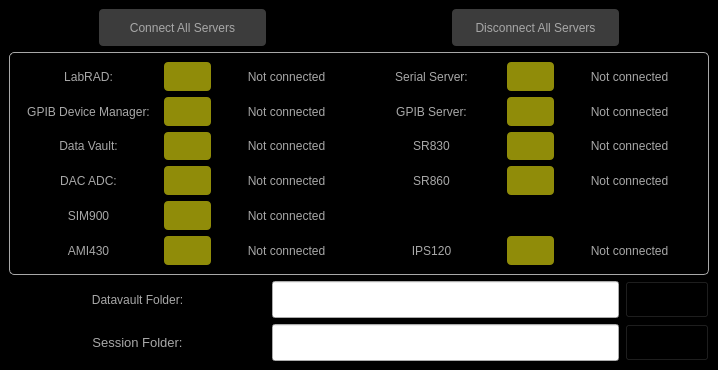
The window that DEMONS GUI/Labrad Connect/LabRADConnect.ui (zxiazxia/LabRAD-Device-Electrical_Measurement-ONline_Software) describes before a commit, drawn with Qt 5.
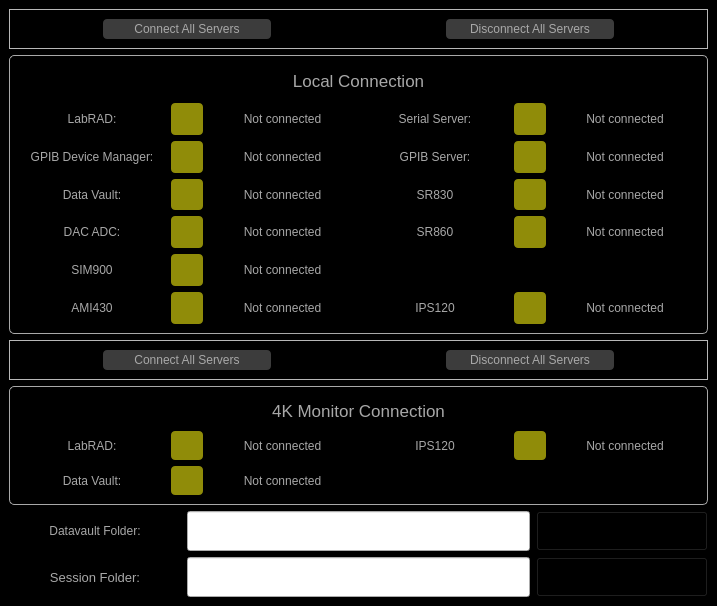
The same window after the commit. Icons and pictures are not drawn.

```diff
--- a/DEMONS GUI/Labrad Connect/LabRADConnect.ui
+++ b/DEMONS GUI/Labrad Connect/LabRADConnect.ui
@@ -6,8 +6,8 @@
    <rect>
     <x>0</x>
     <y>0</y>
-    <width>718</width>
-    <height>370</height>
+    <width>717</width>
+    <height>606</height>
    </rect>
   </property>
   <property name="windowTitle">
@@ -24,150 +24,8 @@
 background-color: rgb(0, 0, 0);
 }</string>
    </property>
-   <layout class="QGridLayout" name="gridLayout" rowstretch="1,6,1,1" columnstretch="1,2,1,1,2,1">
-    <item row="0" column="1">
-     <widget class="QPushButton" name="pushButton_ConnectAll">
-      <property name="sizePolicy">
-       <sizepolicy hsizetype="Preferred" vsizetype="Preferred">
-        <horstretch>0</horstretch>
-        <verstretch>0</verstretch>
-       </sizepolicy>
-      </property>
-      <property name="styleSheet">
-       <string notr="true">#pushButton_ConnectAll{
-color: rgb(168,168,168);
-background: rgb(60, 60, 60);
-border-radius: 4px;
-}
-
-QPushButton:pressed#pushButton_ConnectAll{
-color: rgb(168,168,168);
-background-color:rgb(100,100,100);
-border-radius: 4px
-}</string>
-      </property>
-      <property name="text">
-       <string>Connect All Servers</string>
-      </property>
-     </widget>
-    </item>
-    <item row="0" column="0">
-     <spacer name="horizontalSpacer">
-      <property name="orientation">
-       <enum>Qt::Horizontal</enum>
-      </property>
-      <property name="sizeHint" stdset="0">
-       <size>
-        <width>81</width>
-        <height>20</height>
-       </size>
-      </property>
-     </spacer>
-    </item>
-    <item row="0" column="3">
-     <spacer name="horizontalSpacer_3">
-      <property name="orientation">
-       <enum>Qt::Horizontal</enum>
-      </property>
-      <property name="sizeHint" stdset="0">
-       <size>
-        <width>81</width>
-        <height>20</height>
-       </size>
-      </property>
-     </spacer>
-    </item>
-    <item row="0" column="4">
-     <widget class="QPushButton" name="pushButton_DisconnectAll">
-      <property name="sizePolicy">
-       <sizepolicy hsizetype="Preferred" vsizetype="Preferred">
-        <horstretch>0</horstretch>
-        <verstretch>0</verstretch>
-       </sizepolicy>
-      </property>
-      <property name="styleSheet">
-       <string notr="true">#pushButton_DisconnectAll{
-color: rgb(168,168,168);
-background: rgb(60, 60, 60);
-border-radius: 4px;
-}
-
-QPushButton:pressed#pushButton_DisconnectAll{
-color: rgb(168,168,168);
-background-color:rgb(100,100,100);
-border-radius: 4px
-}</string>
-      </property>
-      <property name="text">
-       <string>Disconnect All Servers</string>
-      </property>
-     </widget>
-    </item>
-    <item row="0" column="2">
-     <spacer name="horizontalSpacer_2">
-      <property name="orientation">
-       <enum>Qt::Horizontal</enum>
-      </property>
-      <property name="sizeHint" stdset="0">
-       <size>
-        <width>81</width>
-        <height>20</height>
-       </size>
-      </property>
-     </spacer>
-    </item>
-    <item row="0" column="5">
-     <spacer name="horizontalSpacer_4">
-      <property name="orientation">
-       <enum>Qt::Horizontal</enum>
-      </property>
-      <property name="sizeHint" stdset="0">
-       <size>
-        <width>81</width>
-        <height>20</height>
-       </size>
-      </property>
-     </spacer>
-    </item>
-    <item row="2" column="5">
-     <widget class="QPushButton" name="pushButton_DataVaultFolder">
-      <property name="sizePolicy">
-       <sizepolicy hsizetype="Preferred" vsizetype="Preferred">
-        <horstretch>0</horstretch>
-        <verstretch>0</verstretch>
-       </sizepolicy>
-      </property>
-      <property name="styleSheet">
-       <string notr="true">#pushButton_DataVaultFolder{
-image:url(:/Pictures/Pictures/SessionSelect.png);
-background: black;
-}</string>
-      </property>
-      <property name="text">
-       <string/>
-      </property>
-     </widget>
-    </item>
-    <item row="3" column="5">
-     <widget class="QPushButton" name="pushButton_SessionFolder">
-      <property name="sizePolicy">
-       <sizepolicy hsizetype="Preferred" vsizetype="Preferred">
-        <horstretch>0</horstretch>
-        <verstretch>0</verstretch>
-       </sizepolicy>
-      </property>
-      <property name="styleSheet">
-       <string notr="true">#pushButton_SessionFolder{
-image:url(:/Pictures/Pictures/SessionSelect.png);
-background: black;
-}</string>
-      </property>
-      <property name="text">
-       <string/>
-      </property>
-     </widget>
-    </item>
-    <item row="2" column="2" colspan="3">
+   <layout class="QGridLayout" name="gridLayout" rowstretch="1,7,1,3,1,1" columnstretch="1,2,1">
+    <item row="4" column="1">
      <widget class="QLineEdit" name="lineEdit_DataVaultFolder">
       <property name="sizePolicy">
        <sizepolicy hsizetype="Expanding" vsizetype="Preferred">
@@ -177,34 +35,7 @@
       </property>
      </widget>
     </item>
-    <item row="3" column="2" colspan="3">
-     <widget class="QLineEdit" name="lineEdit_SessionFolder">
-      <property name="sizePolicy">
-       <sizepolicy hsizetype="Expanding" vsizetype="Preferred">
-        <horstretch>0</horstretch>
-        <verstretch>0</verstretch>
-       </sizepolicy>
-      </property>
-     </widget>
-    </item>
-    <item row="2" column="0" colspan="2">
-     <widget class="QLabel" name="label_4">
-      <property name="styleSheet">
-       <string notr="true">color: rgb(168, 168, 168);
-font: 10pt &quot;MS Shell Dlg 2&quot;;
-qproperty-alignment: 'AlignVCenter | AlignRight';
-qproperty-wordWrap: true;
-</string>
-      </property>
-      <property name="text">
-       <string>Datavault Folder:</string>
-      </property>
-      <property name="alignment">
-       <set>Qt::AlignCenter</set>
-      </property>
-     </widget>
-    </item>
-    <item row="3" column="0" colspan="2">
+    <item row="5" column="0">
      <widget class="QLabel" name="label_5">
       <property name="font">
        <font>
@@ -226,7 +57,26 @@
       </property>
      </widget>
     </item>
-    <item row="1" column="0" colspan="6">
+    <item row="5" column="2">
+     <widget class="QPushButton" name="pushButton_SessionFolder">
+      <property name="sizePolicy">
+       <sizepolicy hsizetype="Preferred" vsizetype="Preferred">
+        <horstretch>0</horstretch>
+        <verstretch>0</verstretch>
+       </sizepolicy>
+      </property>
+      <property name="styleSheet">
+       <string notr="true">#pushButton_SessionFolder{
+image:url(:/Pictures/Pictures/SessionSelect.png);
+background: black;
+}</string>
+      </property>
+      <property name="text">
+       <string/>
+      </property>
+     </widget>
+    </item>
+    <item row="1" column="0" colspan="3">
      <widget class="QFrame" name="frame">
       <property name="styleSheet">
        <string notr="true">#frame{
@@ -240,8 +90,8 @@
       <property name="frameShadow">
        <enum>QFrame::Raised</enum>
       </property>
-      <layout class="QGridLayout" name="gridLayout_2" rowstretch="1,1,1,1,1,1" columnstretch="3,1,3,3,1,3">
-       <item row="0" column="0">
+      <layout class="QGridLayout" name="gridLayout_2" rowstretch="1,1,1,1,1,1,1" columnstretch="3,0,3,3,0,3">
+       <item row="1" column="0">
         <widget class="QLabel" name="label">
          <property name="styleSheet">
           <string notr="true">
@@ -255,7 +105,7 @@
          </property>
         </widget>
        </item>
-       <item row="3" column="1">
+       <item row="4" column="1">
         <widget class="QPushButton" name="pushButton_DACADC">
          <property name="sizePolicy">
           <sizepolicy hsizetype="Preferred" vsizetype="Preferred">
@@ -274,7 +124,7 @@
          </property>
         </widget>
        </item>
-       <item row="3" column="2">
+       <item row="4" column="2">
         <widget class="QLabel" name="label_DACADC">
          <property name="styleSheet">
           <string notr="true">
@@ -288,7 +138,7 @@
          </property>
         </widget>
        </item>
-       <item row="3" column="0">
+       <item row="4" column="0">
         <widget class="QLabel" name="label_3">
          <property name="styleSheet">
           <string notr="true">
@@ -302,7 +152,7 @@
          </property>
         </widget>
        </item>
-       <item row="0" column="3">
+       <item row="1" column="3">
         <widget class="QLabel" name="label_6">
          <property name="styleSheet">
           <string notr="true">
@@ -316,7 +166,7 @@
          </property>
         </widget>
        </item>
-       <item row="2" column="1">
+       <item row="3" column="1">
         <widget class="QPushButton" name="pushButton_DataVault">
          <property name="sizePolicy">
           <sizepolicy hsizetype="Preferred" vsizetype="Preferred">
@@ -335,7 +185,7 @@
          </property>
         </widget>
        </item>
-       <item row="2" column="0">
+       <item row="3" column="0">
         <widget class="QLabel" name="label_2">
          <property name="styleSheet">
           <string notr="true">
@@ -349,7 +199,7 @@
          </property>
         </widget>
        </item>
-       <item row="0" column="1">
+       <item row="1" column="1">
         <widget class="QPushButton" name="pushButton_LabRAD">
          <property name="sizePolicy">
           <sizepolicy hsizetype="Preferred" vsizetype="Preferred">
@@ -368,7 +218,7 @@
          </property>
         </widget>
        </item>
-       <item row="0" column="4">
+       <item row="1" column="4">
         <widget class="QPushButton" name="pushButton_SerialServer">
          <property name="sizePolicy">
           <sizepolicy hsizetype="Preferred" vsizetype="Preferred">
@@ -387,7 +237,7 @@
          </property>
         </widget>
        </item>
-       <item row="2" column="2">
+       <item row="3" column="2">
         <widget class="QLabel" name="label_DataVault">
          <property name="styleSheet">
           <string notr="true">
@@ -401,7 +251,7 @@
          </property>
         </widget>
        </item>
-       <item row="4" column="0">
+       <item row="5" column="0">
         <widget class="QLabel" name="label_9">
          <property name="styleSheet">
           <string notr="true">
@@ -415,7 +265,7 @@
          </property>
         </widget>
        </item>
-       <item row="0" column="2">
+       <item row="1" column="2">
         <widget class="QLabel" name="label_Labrad">
          <property name="styleSheet">
           <string notr="true">
@@ -429,7 +279,7 @@
          </property>
         </widget>
        </item>
-       <item row="0" column="5">
+       <item row="1" column="5">
         <widget class="QLabel" name="label_SerialServer">
          <property name="styleSheet">
           <string notr="true">
@@ -443,7 +293,7 @@
          </property>
         </widget>
        </item>
-       <item row="4" column="1">
+       <item row="5" column="1">
         <widget class="QPushButton" name="pushButton_SIM900">
          <property name="sizePolicy">
           <sizepolicy hsizetype="Preferred" vsizetype="Preferred">
@@ -462,7 +312,7 @@
          </property>
         </widget>
        </item>
-       <item row="4" column="2">
+       <item row="5" column="2">
         <widget class="QLabel" name="label_SIM900">
          <property name="styleSheet">
           <string notr="true">
@@ -476,7 +326,7 @@
          </property>
         </widget>
        </item>
-       <item row="1" column="0">
+       <item row="2" column="0">
         <widget class="QLabel" name="label_11">
          <property name="styleSheet">
           <string notr="true">
@@ -490,7 +340,7 @@
          </property>
         </widget>
        </item>
-       <item row="1" column="1">
+       <item row="2" column="1">
         <widget class="QPushButton" name="pushButton_GPIBDeviceManager">
          <property name="sizePolicy">
           <sizepolicy hsizetype="Preferred" vsizetype="Preferred">
@@ -509,7 +359,7 @@
          </property>
         </widget>
        </item>
-       <item row="1" column="2">
+       <item row="2" column="2">
         <widget class="QLabel" name="label_GPIBDeviceManager">
          <property name="styleSheet">
           <string notr="true">
@@ -523,7 +373,7 @@
          </property>
         </widget>
        </item>
-       <item row="3" column="4">
+       <item row="4" column="4">
         <widget class="QPushButton" name="pushButton_SR860">
          <property name="sizePolicy">
           <sizepolicy hsizetype="Preferred" vsizetype="Preferred">
@@ -542,21 +392,21 @@
          </property>
         </widget>
        </item>
-       <item row="2" column="5">
-        <widget class="QLabel" name="label_SR830">
-         <property name="styleSheet">
-          <string notr="true">
-color:rgb(168,168,168)</string>
-         </property>
-         <property name="text">
-          <string>Not connected</string>
-         </property>
-         <property name="alignment">
-          <set>Qt::AlignCenter</set>
-         </property>
-        </widget>
-       </item>
        <item row="3" column="5">
+        <widget class="QLabel" name="label_SR830">
+         <property name="styleSheet">
+          <string notr="true">
+color:rgb(168,168,168)</string>
+         </property>
+         <property name="text">
+          <string>Not connected</string>
+         </property>
+         <property name="alignment">
+          <set>Qt::AlignCenter</set>
+         </property>
+        </widget>
+       </item>
+       <item row="4" column="5">
         <widget class="QLabel" name="label_SR860">
          <property name="styleSheet">
           <string notr="true">
@@ -570,7 +420,7 @@
          </property>
         </widget>
        </item>
-       <item row="1" column="3">
+       <item row="2" column="3">
         <widget class="QLabel" name="label_10">
          <property name="styleSheet">
           <string notr="true">
@@ -584,7 +434,7 @@
          </property>
         </widget>
        </item>
-       <item row="1" column="4">
+       <item row="2" column="4">
         <widget class="QPushButton" name="pushButton_GPIBServer">
          <property name="sizePolicy">
           <sizepolicy hsizetype="Preferred" vsizetype="Preferred">
@@ -603,7 +453,7 @@
          </property>
         </widget>
        </item>
-       <item row="1" column="5">
+       <item row="2" column="5">
         <widget class="QLabel" name="label_GPIBServer">
          <property name="styleSheet">
           <string notr="true">
@@ -617,7 +467,7 @@
          </property>
         </widget>
        </item>
-       <item row="2" column="3">
+       <item row="3" column="3">
         <widget class="QLabel" name="label_7">
          <property name="styleSheet">
           <string notr="true">
@@ -631,7 +481,7 @@
          </property>
         </widget>
        </item>
-       <item row="3" column="3">
+       <item row="4" column="3">
         <widget class="QLabel" name="label_8">
          <property name="styleSheet">
           <string notr="true">
@@ -645,7 +495,7 @@
          </property>
         </widget>
        </item>
-       <item row="2" column="4">
+       <item row="3" column="4">
         <widget class="QPushButton" name="pushButton_SR830">
          <property name="sizePolicy">
           <sizepolicy hsizetype="Preferred" vsizetype="Preferred">
@@ -664,7 +514,7 @@
          </property>
         </widget>
        </item>
-       <item row="5" column="0">
+       <item row="6" column="0">
         <widget class="QLabel" name="label_12">
          <property name="styleSheet">
           <string notr="true">
@@ -678,7 +528,7 @@
          </property>
         </widget>
        </item>
-       <item row="5" column="1">
+       <item row="6" column="1">
         <widget class="QPushButton" name="pushButton_AMI430">
          <property name="sizePolicy">
           <sizepolicy hsizetype="Preferred" vsizetype="Preferred">
@@ -697,7 +547,7 @@
          </property>
         </widget>
        </item>
-       <item row="5" column="2">
+       <item row="6" column="2">
         <widget class="QLabel" name="label_AMI430">
          <property name="styleSheet">
           <string notr="true">
@@ -711,7 +561,7 @@
          </property>
         </widget>
        </item>
-       <item row="5" column="3">
+       <item row="6" column="3">
         <widget class="QLabel" name="label_13">
          <property name="styleSheet">
           <string notr="true">
@@ -725,7 +575,7 @@
          </property>
         </widget>
        </item>
-       <item row="5" column="4">
+       <item row="6" column="4">
         <widget class="QPushButton" name="pushButton_IPS120">
          <property name="sizePolicy">
           <sizepolicy hsizetype="Preferred" vsizetype="Preferred">
@@ -744,7 +594,7 @@
          </property>
         </widget>
        </item>
-       <item row="5" column="5">
+       <item row="6" column="5">
         <widget class="QLabel" name="label_IPS120">
          <property name="styleSheet">
           <string notr="true">
@@ -757,6 +607,481 @@
           <set>Qt::AlignCenter</set>
          </property>
         </widget>
+       </item>
+       <item row="0" column="0" colspan="6">
+        <widget class="QLabel" name="label_14">
+         <property name="font">
+          <font>
+           <pointsize>13</pointsize>
+          </font>
+         </property>
+         <property name="styleSheet">
+          <string notr="true">
+color:rgb(168,168,168)</string>
+         </property>
+         <property name="text">
+          <string>Local Connection</string>
+         </property>
+         <property name="alignment">
+          <set>Qt::AlignCenter</set>
+         </property>
+        </widget>
+       </item>
+      </layout>
+     </widget>
+    </item>
+    <item row="3" column="0" colspan="3">
+     <widget class="QFrame" name="frame_2">
+      <property name="styleSheet">
+       <string notr="true">#frame_2{
+border: 1px solid rgb(168,168,168);
+border-radius: 5px
+}</string>
+      </property>
+      <property name="frameShape">
+       <enum>QFrame::StyledPanel</enum>
+      </property>
+      <property name="frameShadow">
+       <enum>QFrame::Raised</enum>
+      </property>
+      <layout class="QGridLayout" name="gridLayout_3" rowstretch="1,1,1" columnstretch="3,0,3,3,0,3">
+       <item row="2" column="2">
+        <widget class="QLabel" name="label_4KMonitor_DataVault">
+         <property name="styleSheet">
+          <string notr="true">
+color:rgb(168,168,168)</string>
+         </property>
+         <property name="text">
+          <string>Not connected</string>
+         </property>
+         <property name="alignment">
+          <set>Qt::AlignCenter</set>
+         </property>
+        </widget>
+       </item>
+       <item row="0" column="0" colspan="6">
+        <widget class="QLabel" name="label_15">
+         <property name="font">
+          <font>
+           <pointsize>13</pointsize>
+          </font>
+         </property>
+         <property name="styleSheet">
+          <string notr="true">
+color:rgb(168,168,168)</string>
+         </property>
+         <property name="text">
+          <string>4K Monitor Connection</string>
+         </property>
+         <property name="alignment">
+          <set>Qt::AlignCenter</set>
+         </property>
+        </widget>
+       </item>
+       <item row="1" column="2">
+        <widget class="QLabel" name="label_4KMonitor_Labrad">
+         <property name="styleSheet">
+          <string notr="true">
+color:rgb(168,168,168)</string>
+         </property>
+         <property name="text">
+          <string>Not connected</string>
+         </property>
+         <property name="alignment">
+          <set>Qt::AlignCenter</set>
+         </property>
+        </widget>
+       </item>
+       <item row="1" column="1">
+        <widget class="QPushButton" name="pushButton_4KMonitor_LabRAD">
+         <property name="sizePolicy">
+          <sizepolicy hsizetype="Preferred" vsizetype="Preferred">
+           <horstretch>0</horstretch>
+           <verstretch>0</verstretch>
+          </sizepolicy>
+         </property>
+         <property name="styleSheet">
+          <string notr="true">#pushButton_4KMonitor_LabRAD{
+background:rgb(144, 140, 9);
+border-radius: 4px;
+}</string>
+         </property>
+         <property name="text">
+          <string/>
+         </property>
+        </widget>
+       </item>
+       <item row="2" column="0">
+        <widget class="QLabel" name="label_16">
+         <property name="styleSheet">
+          <string notr="true">
+color:rgb(168,168,168)</string>
+         </property>
+         <property name="text">
+          <string>Data Vault:</string>
+         </property>
+         <property name="alignment">
+          <set>Qt::AlignCenter</set>
+         </property>
+        </widget>
+       </item>
+       <item row="2" column="1">
+        <widget class="QPushButton" name="pushButton_4KMonitor_DataVault">
+         <property name="sizePolicy">
+          <sizepolicy hsizetype="Preferred" vsizetype="Preferred">
+           <horstretch>0</horstretch>
+           <verstretch>0</verstretch>
+          </sizepolicy>
+         </property>
+         <property name="styleSheet">
+          <string notr="true">#pushButton_4KMonitor_DataVault{
+background:rgb(144, 140, 9);
+border-radius: 4px;
+}</string>
+         </property>
+         <property name="text">
+          <string/>
+         </property>
+        </widget>
+       </item>
+       <item row="1" column="0">
+        <widget class="QLabel" name="label_17">
+         <property name="styleSheet">
+          <string notr="true">
+color:rgb(168,168,168)</string>
+         </property>
+         <property name="text">
+          <string>LabRAD:</string>
+         </property>
+         <property name="alignment">
+          <set>Qt::AlignCenter</set>
+         </property>
+        </widget>
+       </item>
+       <item row="1" column="3">
+        <widget class="QLabel" name="label_18">
+         <property name="styleSheet">
+          <string notr="true">
+color:rgb(168,168,168)</string>
+         </property>
+         <property name="text">
+          <string>IPS120</string>
+         </property>
+         <property name="alignment">
+          <set>Qt::AlignCenter</set>
+         </property>
+        </widget>
+       </item>
+       <item row="1" column="4">
+        <widget class="QPushButton" name="pushButton_4KMonitor_IPS120">
+         <property name="sizePolicy">
+          <sizepolicy hsizetype="Preferred" vsizetype="Preferred">
+           <horstretch>0</horstretch>
+           <verstretch>0</verstretch>
+          </sizepolicy>
+         </property>
+         <property name="styleSheet">
+          <string notr="true">#pushButton_4KMonitor_IPS120{
+background: rgb(144, 140, 9);
+ border-radius: 4px;
+}</string>
+         </property>
+         <property name="text">
+          <string/>
+         </property>
+        </widget>
+       </item>
+       <item row="1" column="5">
+        <widget class="QLabel" name="label_4KMonitor_IPS120">
+         <property name="styleSheet">
+          <string notr="true">
+color:rgb(168,168,168)</string>
+         </property>
+         <property name="text">
+          <string>Not connected</string>
+         </property>
+         <property name="alignment">
+          <set>Qt::AlignCenter</set>
+         </property>
+        </widget>
+       </item>
+      </layout>
+     </widget>
+    </item>
+    <item row="2" column="0" colspan="3">
+     <widget class="QFrame" name="frame_5">
+      <property name="frameShape">
+       <enum>QFrame::StyledPanel</enum>
+      </property>
+      <property name="frameShadow">
+       <enum>QFrame::Raised</enum>
+      </property>
+      <layout class="QHBoxLayout" name="horizontalLayout_2" stretch="1,2,1,1,2,1">
+       <item>
+        <spacer name="horizontalSpacer_9">
+         <property name="orientation">
+          <enum>Qt::Horizontal</enum>
+         </property>
+         <property name="sizeHint" stdset="0">
+          <size>
+           <width>81</width>
+           <height>20</height>
+          </size>
+         </property>
+        </spacer>
+       </item>
+       <item>
+        <widget class="QPushButton" name="pushButton_4KMonitor_ConnectAll">
+         <property name="sizePolicy">
+          <sizepolicy hsizetype="Preferred" vsizetype="Preferred">
+           <horstretch>0</horstretch>
+           <verstretch>0</verstretch>
+          </sizepolicy>
+         </property>
+         <property name="styleSheet">
+          <string notr="true">#pushButton_4KMonitor_ConnectAll{
+color: rgb(168,168,168);
+background: rgb(60, 60, 60);
+border-radius: 4px;
+}
+
+QPushButton:pressed#pushButton_4KMonitor_ConnectAll{
+color: rgb(168,168,168);
+background-color:rgb(100,100,100);
+border-radius: 4px
+}</string>
+         </property>
+         <property name="text">
+          <string>Connect All Servers</string>
+         </property>
+        </widget>
+       </item>
+       <item>
+        <spacer name="horizontalSpacer_10">
+         <property name="orientation">
+          <enum>Qt::Horizontal</enum>
+         </property>
+         <property name="sizeHint" stdset="0">
+          <size>
+           <width>81</width>
+           <height>20</height>
+          </size>
+         </property>
+        </spacer>
+       </item>
+       <item>
+        <spacer name="horizontalSpacer_11">
+         <property name="orientation">
+          <enum>Qt::Horizontal</enum>
+         </property>
+         <property name="sizeHint" stdset="0">
+          <size>
+           <width>81</width>
+           <height>20</height>
+          </size>
+         </property>
+        </spacer>
+       </item>
+       <item>
+        <widget class="QPushButton" name="pushButton_4KMonitor_DisconnectAll">
+         <property name="sizePolicy">
+          <sizepolicy hsizetype="Preferred" vsizetype="Preferred">
+           <horstretch>0</horstretch>
+           <verstretch>0</verstretch>
+          </sizepolicy>
+         </property>
+         <property name="styleSheet">
+          <string notr="true">#pushButton_4KMonitor_DisconnectAll{
+color: rgb(168,168,168);
+background: rgb(60, 60, 60);
+border-radius: 4px;
+}
+
+QPushButton:pressed#pushButton_4KMonitor_DisconnectAll{
+color: rgb(168,168,168);
+background-color:rgb(100,100,100);
+border-radius: 4px
+}</string>
+         </property>
+         <property name="text">
+          <string>Disconnect All Servers</string>
+         </property>
+        </widget>
+       </item>
+       <item>
+        <spacer name="horizontalSpacer_12">
+         <property name="orientation">
+          <enum>Qt::Horizontal</enum>
+         </property>
+         <property name="sizeHint" stdset="0">
+          <size>
+           <width>81</width>
+           <height>20</height>
+          </size>
+         </property>
+        </spacer>
+       </item>
+      </layout>
+     </widget>
+    </item>
+    <item row="5" column="1">
+     <widget class="QLineEdit" name="lineEdit_SessionFolder">
+      <property name="sizePolicy">
+       <sizepolicy hsizetype="Expanding" vsizetype="Preferred">
+        <horstretch>0</horstretch>
+        <verstretch>0</verstretch>
+       </sizepolicy>
+      </property>
+     </widget>
+    </item>
+    <item row="4" column="2">
+     <widget class="QPushButton" name="pushButton_DataVaultFolder">
+      <property name="sizePolicy">
+       <sizepolicy hsizetype="Preferred" vsizetype="Preferred">
+        <horstretch>0</horstretch>
+        <verstretch>0</verstretch>
+       </sizepolicy>
+      </property>
+      <property name="styleSheet">
+       <string notr="true">#pushButton_DataVaultFolder{
+image:url(:/Pictures/Pictures/SessionSelect.png);
+background: black;
+}</string>
+      </property>
+      <property name="text">
+       <string/>
+      </property>
+     </widget>
+    </item>
+    <item row="4" column="0">
+     <widget class="QLabel" name="label_4">
+      <property name="styleSheet">
+       <string notr="true">color: rgb(168, 168, 168);
+font: 10pt &quot;MS Shell Dlg 2&quot;;
+qproperty-alignment: 'AlignVCenter | AlignRight';
+qproperty-wordWrap: true;
+</string>
+      </property>
+      <property name="text">
+       <string>Datavault Folder:</string>
+      </property>
+      <property name="alignment">
+       <set>Qt::AlignCenter</set>
+      </property>
+     </widget>
+    </item>
+    <item row="0" column="0" colspan="3">
+     <widget class="QFrame" name="frame_4">
+      <property name="frameShape">
+       <enum>QFrame::StyledPanel</enum>
+      </property>
+      <property name="frameShadow">
+       <enum>QFrame::Raised</enum>
+      </property>
+      <layout class="QHBoxLayout" name="horizontalLayout" stretch="1,2,1,1,2,1">
+       <item>
+        <spacer name="horizontalSpacer_5">
+         <property name="orientation">
+          <enum>Qt::Horizontal</enum>
+         </property>
+         <property name="sizeHint" stdset="0">
+          <size>
+           <width>81</width>
+           <height>20</height>
+          </size>
+         </property>
+        </spacer>
+       </item>
+       <item>
+        <widget class="QPushButton" name="pushButton_ConnectAll">
+         <property name="sizePolicy">
+          <sizepolicy hsizetype="Preferred" vsizetype="Preferred">
+           <horstretch>0</horstretch>
+           <verstretch>0</verstretch>
+          </sizepolicy>
+         </property>
+         <property name="styleSheet">
+          <string notr="true">#pushButton_ConnectAll{
+color: rgb(168,168,168);
+background: rgb(60, 60, 60);
+border-radius: 4px;
+}
+
+QPushButton:pressed#pushButton_ConnectAll{
+color: rgb(168,168,168);
+background-color:rgb(100,100,100);
+border-radius: 4px
+}</string>
+         </property>
+         <property name="text">
+          <string>Connect All Servers</string>
+         </property>
+        </widget>
+       </item>
+       <item>
+        <spacer name="horizontalSpacer_6">
+         <property name="orientation">
+          <enum>Qt::Horizontal</enum>
+         </property>
+         <property name="sizeHint" stdset="0">
+          <size>
+           <width>81</width>
+           <height>20</height>
+          </size>
+         </property>
+        </spacer>
+       </item>
+       <item>
+        <spacer name="horizontalSpacer_7">
+         <property name="orientation">
+          <enum>Qt::Horizontal</enum>
+         </property>
+         <property name="sizeHint" stdset="0">
+          <size>
+           <width>81</width>
+           <height>20</height>
+          </size>
+         </property>
+        </spacer>
+       </item>
+       <item>
+        <widget class="QPushButton" name="pushButton_DisconnectAll">
+         <property name="sizePolicy">
+          <sizepolicy hsizetype="Preferred" vsizetype="Preferred">
+           <horstretch>0</horstretch>
+           <verstretch>0</verstretch>
+          </sizepolicy>
+         </property>
+         <property name="styleSheet">
+          <string notr="true">#pushButton_DisconnectAll{
+color: rgb(168,168,168);
+background: rgb(60, 60, 60);
+border-radius: 4px;
+}
+
+QPushButton:pressed#pushButton_DisconnectAll{
+color: rgb(168,168,168);
+background-color:rgb(100,100,100);
+border-radius: 4px
+}</string>
+         </property>
+         <property name="text">
+          <string>Disconnect All Servers</string>
+         </property>
+        </widget>
+       </item>
+       <item>
+        <spacer name="horizontalSpacer_8">
+         <property name="orientation">
+          <enum>Qt::Horizontal</enum>
+         </property>
+         <property name="sizeHint" stdset="0">
+          <size>
+           <width>81</width>
+           <height>20</height>
+          </size>
+         </property>
+        </spacer>
        </item>
       </layout>
      </widget>
```
